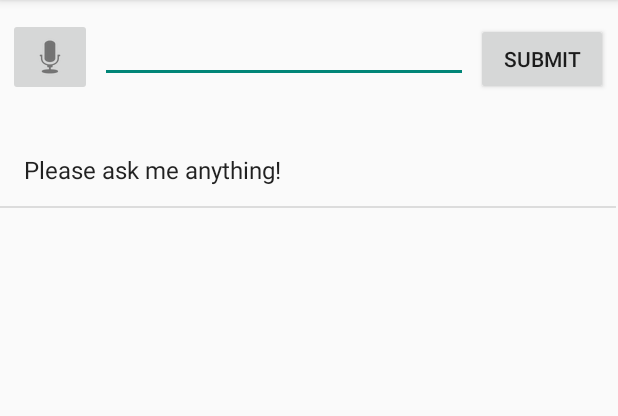
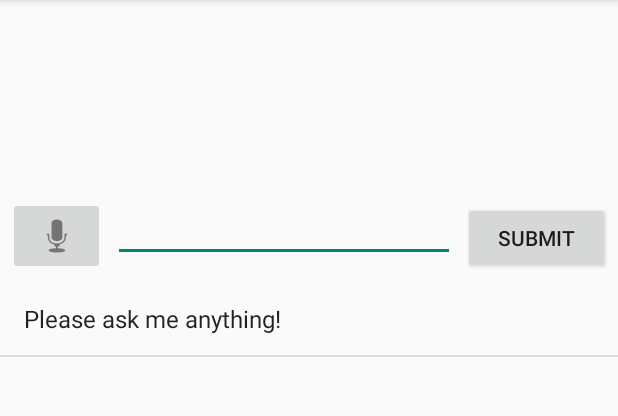
Before and after one commit to juliandduque/OCTOFAQ, an Android app: the Chat screen opened directly, with no data from a screen before it, on a phone screen of 412 x 824 dp, the part 84-500 px from its top. Run offline under Robolectric (Android 15) with nearby library versions, the phone set to English and light mode, and no system bars.

Commit message:
Fix chat layout overflow

```diff
--- a/android-speech-to-text-demo-master/app/src/main/AndroidManifest.xml
+++ b/android-speech-to-text-demo-master/app/src/main/AndroidManifest.xml
@@ -21,6 +21,7 @@
         </activity>
         <activity
             android:name=".Chat"
+            android:windowSoftInputMode="adjustPan|adjustResize"
             android:label="@string/app_name"
             ></activity>
     </application>
--- a/android-speech-to-text-demo-master/app/src/main/res/layout/activity_chat.xml
+++ b/android-speech-to-text-demo-master/app/src/main/res/layout/activity_chat.xml
@@ -6,79 +6,45 @@
     android:gravity="center"
     android:orientation="vertical">
 
-    <TableLayout
-        android:layout_width="match_parent"
-        android:layout_height="match_parent">
-
-        <TableRow
-            android:layout_width="match_parent"
-            android:layout_height="match_parent">
-
-            <TableLayout
-                android:layout_width="fill_parent"
-                android:layout_height="fill_parent">
-
-                <TableRow
+    <LinearLayout
         android:layout_width="match_parent"
         android:layout_height="wrap_content"
-                    android:layout_marginTop="10dp"
-                    android:windowSoftInputMode="stateVisible|adjustResize">
+        android:orientation="horizontal"
+        android:layout_marginTop="50dp"
+        android:weightSum="12">
 
         <ImageButton
             android:id="@+id/btnSpeak"
-                        android:layout_width="wrap_content"
+            android:layout_width="0dp"
             android:layout_height="wrap_content"
             android:layout_marginLeft="5dp"
             android:layout_marginTop="2dp"
-                        android:src="@android:drawable/ic_btn_speak_now" />
+            android:src="@android:drawable/ic_btn_speak_now"
+            android:layout_weight="2"/>
 
         <EditText
             android:id="@+id/txtText"
-                        android:layout_width="245dp"
+            android:layout_width="0dp"
             android:layout_height="wrap_content"
             android:layout_marginLeft="5dp"
             android:text=""
-                        android:textAppearance="?android:attr/textAppearanceMedium" />
+            android:textAppearance="?android:attr/textAppearanceMedium"
+            android:layout_weight="7"/>
 
         <Button
             android:id="@+id/SUBMITQUESTION"
-                        android:layout_width="wrap_content"
+            android:layout_width="0dp"
             android:layout_height="wrap_content"
             android:layout_marginLeft="5dp"
             android:layout_marginRight="5dp"
             android:layout_marginTop="5dp"
-                        android:text="SUBMIT" />
-                </TableRow>
+            android:text="SUBMIT"
+            android:layout_weight="3"/>
 
-            </TableLayout>
-        </TableRow>
-
-        <TableRow
-            android:layout_width="match_parent"
-            android:layout_height="match_parent"
-            android:layout_marginTop="20dp" >
-
-            <TableLayout
-                android:layout_width="fill_parent"
-                android:layout_height="wrap_content">
-
-                <TableRow
-                    android:layout_width="match_parent"
-                    android:layout_height="match_parent">
-
+    </LinearLayout>
     <ListView
-
         android:id="@+id/FINDME"
         android:layout_width="wrap_content"
         android:layout_height="500dp"
-                        android:layout_marginTop="5dp">
-
-                    </ListView>
-                </TableRow>
-            </TableLayout>
-        </TableRow>
-
-    </TableLayout>
-
-
+        android:layout_marginTop="5dp" />
 </LinearLayout>
```
Also changed, not shown: android-speech-to-text-demo-master/app/src/main/java/com/bradleybossard/speech_to_textdemo/MainActivity.java (+31 -4 lines). Lines whose indentation alone changed are shown as unchanged.
